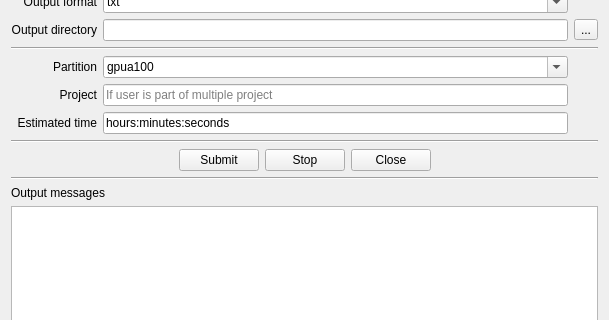
This is ui/job-submitter.ui in lunarc/whisper-gui as Qt 5 draws it before an edit; both pictures show x 0 to 609 and y 141 to 461 of the 609 by 566 pixel window. The edited form follows.
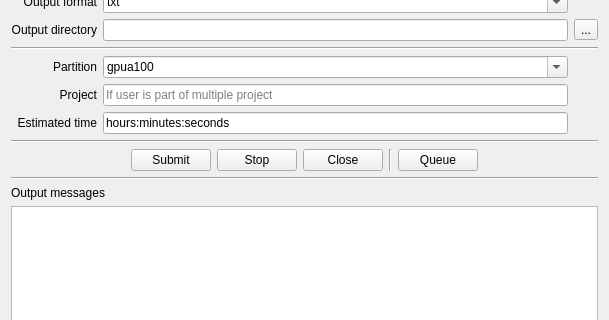
This is the edited form. Icons and pictures are not drawn.

Patch:
```diff
--- a/ui/job-submitter.ui
+++ b/ui/job-submitter.ui
@@ -348,7 +348,24 @@
         <string>Close</string>
        </property>
        <property name="icon">
-        <iconset theme="QIcon::ThemeIcon::SystemShutdown"/>
+        <iconset theme="application-exit"/>
+       </property>
+      </widget>
+     </item>
+     <item>
+      <widget class="Line" name="line_5">
+       <property name="orientation">
+        <enum>Qt::Orientation::Vertical</enum>
+       </property>
+      </widget>
+     </item>
+     <item>
+      <widget class="QPushButton" name="show_usage_button">
+       <property name="text">
+        <string>Queue</string>
+       </property>
+       <property name="icon">
+        <iconset theme="system-search"/>
        </property>
       </widget>
      </item>
```
Left out of the diff: 8 changed lines with no effect on the pictures.
